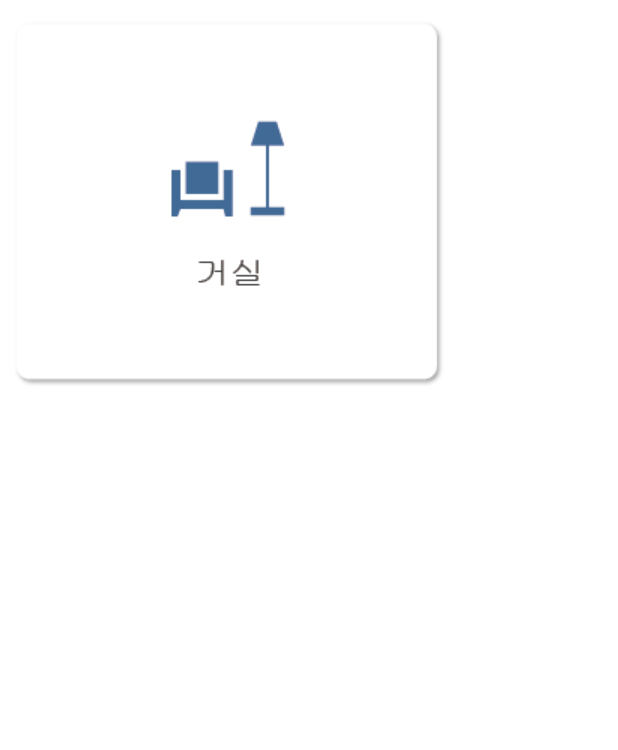
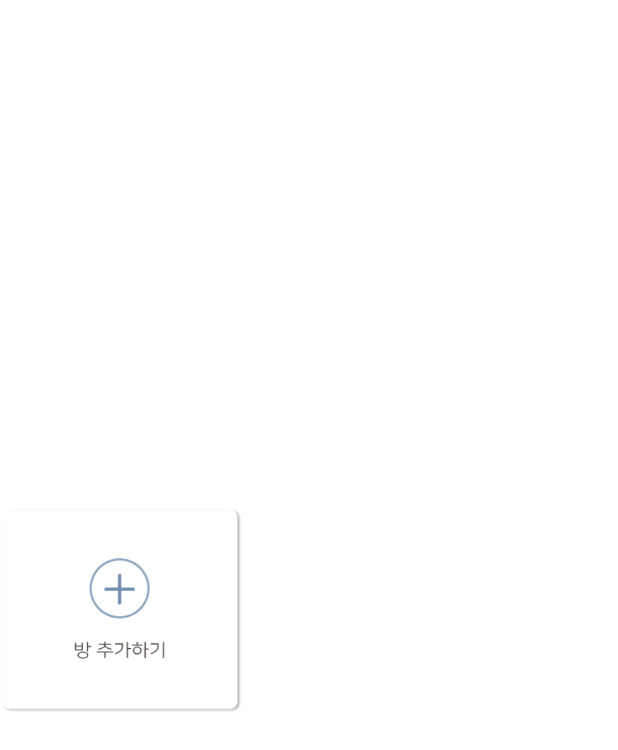
Before and after one commit to vh2000xm/Blind, an Android app: the screen it shows after launch (MainActivity), on a phone screen of 412 x 824 dp. Shown: the top 750 px of the screen. Run offline under Robolectric (Android 15) with nearby library versions, the phone set to English and light mode, and no system bars.

Commit message:
something chaned.

```diff
--- a/app/src/main/java/com/example/innoz/iotapplication/MainActivity.java
+++ b/app/src/main/java/com/example/innoz/iotapplication/MainActivity.java
@@ -12,15 +12,15 @@ public class MainActivity extends AppCompatActivity {
 
 
 
-    ImageButton livingroom;
+    ImageButton addroom;
 
     @Override
     protected void onCreate(Bundle savedInstanceState) {
         super.onCreate(savedInstanceState);
         setContentView(R.layout.activity_main);
 
-        livingroom = (ImageButton)findViewById(R.id.btn_livingroom);
-        livingroom.setOnClickListener(viewOnClickListener);
+        addroom = (ImageButton)findViewById(R.id.btn_addroom);
+        addroom.setOnClickListener(viewOnClickListener);
 
     }
 
@@ -29,7 +29,7 @@ public class MainActivity extends AppCompatActivity {
         public void onClick(View v) {
             int id = v.getId();
             switch (id) {
-                case R.id.btn_livingroom:
+                case R.id.btn_addroom:
                     startActivity(new Intent(MainActivity.this, DetailActivity.class));
                     break;
 
--- a/app/src/main/res/layout/activity_main.xml
+++ b/app/src/main/res/layout/activity_main.xml
@@ -9,11 +9,15 @@
     tools:context="com.example.innoz.iotapplication.MainActivity">
 
     <ImageButton
-        android:id="@+id/btn_livingroom"
-        android:layout_width="304dp"
-        android:layout_height="272dp"
+        android:id="@+id/btn_addroom"
+        android:layout_width="162dp"
+        android:layout_height="144dp"
+        android:adjustViewBounds="true"
         android:background="#FFFFFF"
+        android:scaleType="fitStart"
+        app:layout_constraintBottom_toBottomOf="parent"
         app:layout_constraintTop_toTopOf="parent"
-        app:srcCompat="@drawable/livingroom"
-        tools:layout_editor_absoluteX="0dp" />
+        app:layout_constraintVertical_bias="0.498"
+        app:srcCompat="@drawable/add_room"
+        tools:layout_editor_absoluteX="180dp" />
 </android.support.constraint.ConstraintLayout>
--- a/app/src/main/res/values/strings.xml
+++ b/app/src/main/res/values/strings.xml
@@ -1,4 +1,4 @@
 <resources>
-    <string name="app_name">iotapplication</string>
+    <string name="app_name">스마트 블라인드</string>
     <string name="test">테스트테스트</string>
 </resources>
```
Also changed, not shown: app/src/main/res/layout/detail_activity.xml (+10 -0 lines).
